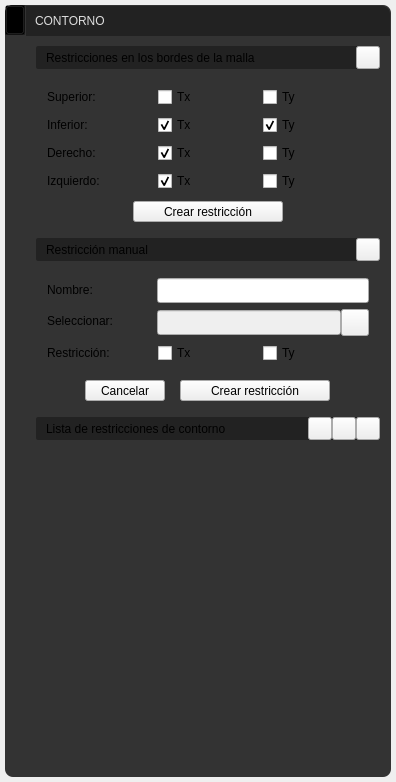
This is app/ui/widget_draw_menu_boundary.ui in edwinar13/MPM-UN as Qt 5 draws it before an edit. The edited form follows.
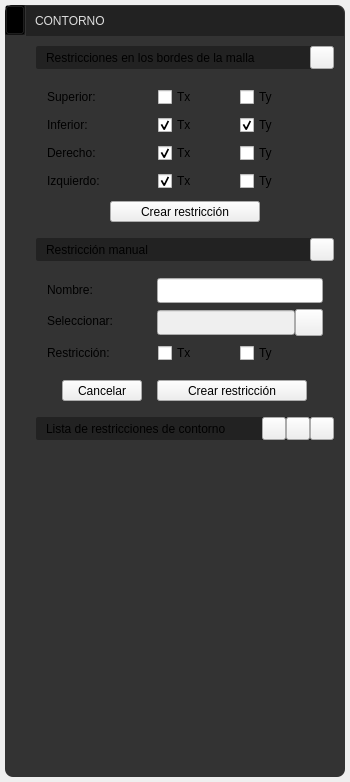
This is the edited form. Icons and pictures are not drawn.

Commit message:
fix(ventana): paneles laterales con scroll; la ventana cabe en pantallas con escala
El contenido de los 9 paneles va en un QScrollArea: el alto mínimo de la ventana
baja de 844 a 633 px y al maximizar ya no queda debajo de la barra de Windows.

Diff of the .ui file:
```diff
--- a/app/ui/widget_draw_menu_boundary.ui
+++ b/app/ui/widget_draw_menu_boundary.ui
@@ -24,7 +24,7 @@
   </property>
   <property name="maximumSize">
    <size>
-    <width>350</width>
+    <width>364</width>
     <height>16777215</height>
    </size>
   </property>
@@ -588,6 +588,13 @@
 rojos #910D3F #C70039 #F94646
 naranjas #D34E24 #F28123 #F7F052
 */
+
+
+/* Contenido del panel con scroll cuando no cabe en la altura de la ventana */
+QScrollArea#scrollArea_info,
+QWidget#scrollAreaWidgetContents_info{
+background-color: transparent;
+}
 </string>
   </property>
   <layout class="QHBoxLayout" name="horizontalLayout_6">
@@ -861,6 +868,40 @@
           </widget>
          </item>
          <item>
+          <widget class="QScrollArea" name="scrollArea_info">
+           <property name="frameShape">
+            <enum>QFrame::Shape::NoFrame</enum>
+           </property>
+           <property name="horizontalScrollBarPolicy">
+            <enum>Qt::ScrollBarPolicy::ScrollBarAlwaysOff</enum>
+           </property>
+           <property name="sizeAdjustPolicy">
+            <enum>QAbstractScrollArea::SizeAdjustPolicy::AdjustToContents</enum>
+           </property>
+           <property name="widgetResizable">
+            <bool>true</bool>
+           </property>
+           <widget class="QWidget" name="scrollAreaWidgetContents_info">
+            <property name="minimumSize">
+             <size>
+              <width>1</width>
+              <height>0</height>
+             </size>
+            </property>
+            <layout class="QVBoxLayout" name="verticalLayout_scrollInfo">
+             <property name="leftMargin">
+              <number>0</number>
+             </property>
+             <property name="topMargin">
+              <number>0</number>
+             </property>
+             <property name="rightMargin">
+              <number>0</number>
+             </property>
+             <property name="bottomMargin">
+              <number>0</number>
+             </property>
+               <item>
           <widget class="QFrame" name="frame_info">
            <property name="frameShape">
             <enum>QFrame::Shape::StyledPanel</enum>
@@ -1845,6 +1886,9 @@
               <layout class="QHBoxLayout" name="horizontalLayout_13">
                <item>
                 <widget class="QScrollArea" name="scrollArea">
+                       <property name="horizontalScrollBarPolicy">
+                        <enum>Qt::ScrollBarPolicy::ScrollBarAlwaysOff</enum>
+                       </property>
                  <property name="styleSheet">
                   <string notr="true">background-color: transparent;
 border: none;</string>
@@ -1853,6 +1897,12 @@
                   <bool>true</bool>
                  </property>
                  <widget class="QWidget" name="scrollAreaWidgetContents">
+                        <property name="minimumSize">
+                         <size>
+                          <width>1</width>
+                          <height>0</height>
+                         </size>
+                        </property>
                   <property name="geometry">
                    <rect>
                     <x>0</x>
@@ -1950,6 +2000,10 @@
              </layout>
             </item>
            </layout>
+                </widget>
+               </item>
+            </layout>
+           </widget>
           </widget>
          </item>
         </layout>
```
Left out of the diff: 2 changed lines with no effect on the pictures. Lines whose indentation alone changed are shown as unchanged. The commit also changes 18 other files.
